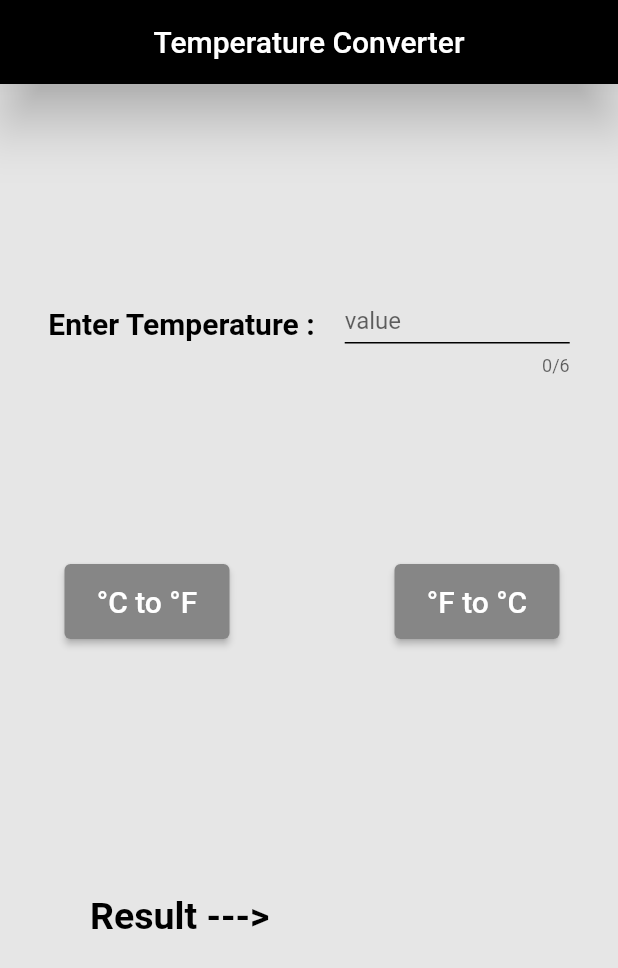
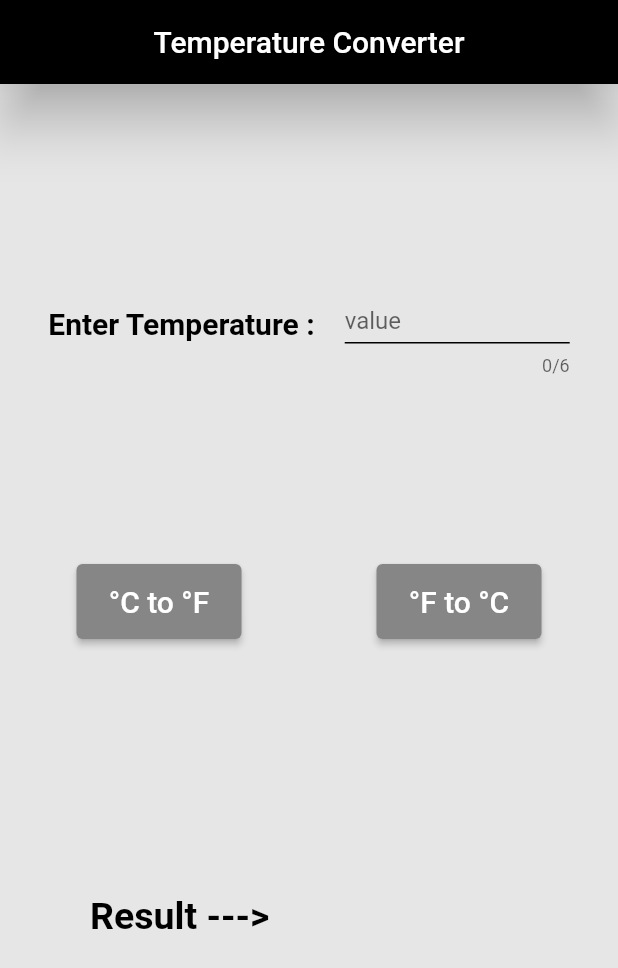
Before and after one commit to itzrn/TendingToFlutter, a Flutter app: the screen it shows after launch, on a phone screen of 412 x 824 dp. Shown: the top 968 px of the screen. Run offline on Flutter 3.47's test engine with Material 2 defaults, Android fonts, the phone set to English and light mode, and no system bars; our stand-ins replace faker, flutter_spinkit; missing offline and left inert: mongo_dart.

Commit message:
update
commit

```diff
--- a/tempconverter/lib/temp_page.dart
+++ b/tempconverter/lib/temp_page.dart
@@ -93,10 +93,8 @@ class _TempPageState extends State<TempPage> {
                 height: 125.0,
               ),
               Row(
+                mainAxisAlignment: MainAxisAlignment.center,
                 children: <Widget>[
-                  const SizedBox(
-                    width: 43.0,
-                  ),
                   ElevatedButton(
                     onPressed: () {
                       setState(() {
@@ -142,7 +140,7 @@ class _TempPageState extends State<TempPage> {
                     ),
                   ),
                   const SizedBox(
-                    width: 110.0,
+                    width: 90.0,
                   ),
                   ElevatedButton(
                     onPressed: () {
```
